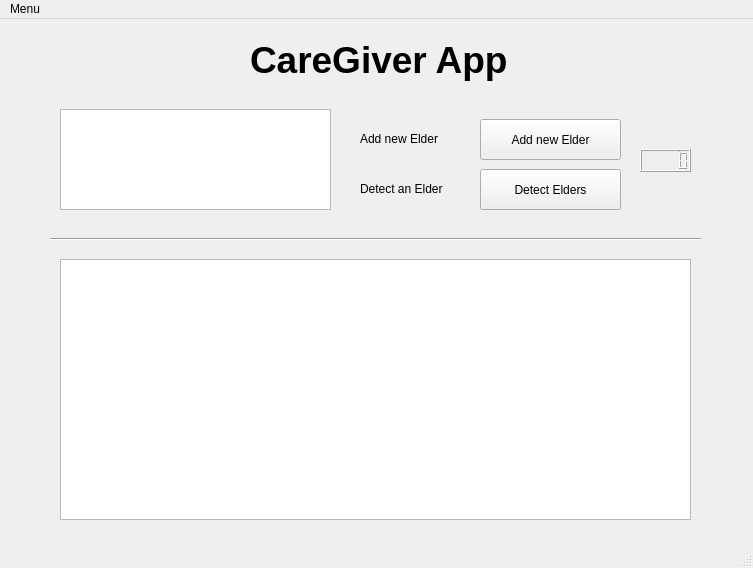
Old version of the form gui/home.ui in the repository cmadusankahw/caregiver-face-detection-python.
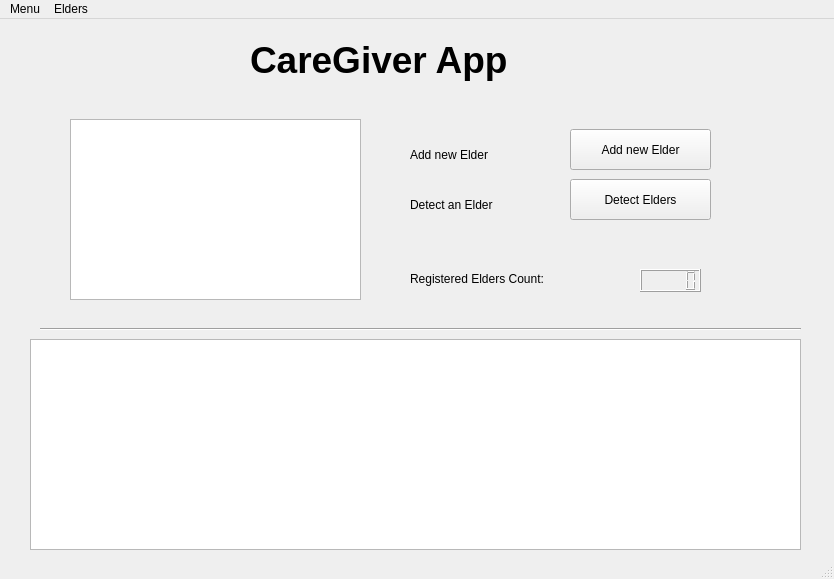
New version of the form.

```diff
--- a/gui/home.ui
+++ b/gui/home.ui
@@ -6,19 +6,40 @@
    <rect>
     <x>0</x>
     <y>0</y>
-    <width>753</width>
-    <height>568</height>
+    <width>834</width>
+    <height>579</height>
    </rect>
   </property>
+  <property name="sizePolicy">
+   <sizepolicy hsizetype="Maximum" vsizetype="Maximum">
+    <horstretch>0</horstretch>
+    <verstretch>0</verstretch>
+   </sizepolicy>
+  </property>
+  <property name="maximumSize">
+   <size>
+    <width>16777212</width>
+    <height>16777215</height>
+   </size>
+  </property>
+  <property name="baseSize">
+   <size>
+    <width>0</width>
+    <height>0</height>
+   </size>
+  </property>
   <property name="windowTitle">
    <string>CareGiver Elder Home App</string>
   </property>
+  <property name="autoFillBackground">
+   <bool>true</bool>
+  </property>
   <widget class="QWidget" name="centralwidget">
    <widget class="QPushButton" name="pushButton">
     <property name="geometry">
      <rect>
-      <x>480</x>
-      <y>100</y>
+      <x>570</x>
+      <y>110</y>
       <width>141</width>
       <height>41</height>
      </rect>
@@ -30,8 +51,8 @@
    <widget class="QPushButton" name="pushButton_2">
     <property name="geometry">
      <rect>
-      <x>480</x>
-      <y>150</y>
+      <x>570</x>
+      <y>160</y>
       <width>141</width>
       <height>41</height>
      </rect>
@@ -43,9 +64,9 @@
    <widget class="Line" name="line">
     <property name="geometry">
      <rect>
-      <x>50</x>
-      <y>210</y>
-      <width>651</width>
+      <x>40</x>
+      <y>300</y>
+      <width>761</width>
       <height>20</height>
      </rect>
     </property>
@@ -56,10 +77,10 @@
    <widget class="QLabel" name="label">
     <property name="geometry">
      <rect>
-      <x>360</x>
-      <y>110</y>
-      <width>101</width>
-      <height>20</height>
+      <x>410</x>
+      <y>120</y>
+      <width>111</width>
+      <height>31</height>
      </rect>
     </property>
     <property name="text">
@@ -69,10 +90,10 @@
    <widget class="QLabel" name="label_2">
     <property name="geometry">
      <rect>
-      <x>360</x>
-      <y>160</y>
-      <width>101</width>
-      <height>20</height>
+      <x>410</x>
+      <y>170</y>
+      <width>121</width>
+      <height>31</height>
      </rect>
     </property>
     <property name="text">
@@ -82,10 +103,10 @@
    <widget class="QTableView" name="tableView">
     <property name="geometry">
      <rect>
-      <x>60</x>
-      <y>240</y>
-      <width>631</width>
-      <height>261</height>
+      <x>30</x>
+      <y>320</y>
+      <width>771</width>
+      <height>211</height>
      </rect>
     </property>
    </widget>
@@ -93,8 +114,8 @@
     <property name="geometry">
      <rect>
       <x>640</x>
-      <y>130</y>
-      <width>51</width>
+      <y>250</y>
+      <width>61</width>
       <height>23</height>
      </rect>
     </property>
@@ -122,21 +143,34 @@
    <widget class="QGraphicsView" name="graphicsView">
     <property name="geometry">
      <rect>
-      <x>60</x>
-      <y>90</y>
-      <width>271</width>
-      <height>101</height>
+      <x>70</x>
+      <y>100</y>
+      <width>291</width>
+      <height>181</height>
      </rect>
     </property>
    </widget>
+   <widget class="QLabel" name="label_4">
+    <property name="geometry">
+     <rect>
+      <x>410</x>
+      <y>250</y>
+      <width>191</width>
+      <height>20</height>
+     </rect>
+    </property>
+    <property name="text">
+     <string>Registered Elders Count: </string>
+    </property>
+   </widget>
   </widget>
   <widget class="QMenuBar" name="menubar">
    <property name="geometry">
     <rect>
      <x>0</x>
      <y>0</y>
-     <width>753</width>
-     <height>21</height>
+     <width>834</width>
+     <height>22</height>
     </rect>
    </property>
    <widget class="QMenu" name="menuMenu">
@@ -145,7 +179,15 @@
     </property>
     <addaction name="actionExit"/>
    </widget>
+   <widget class="QMenu" name="menuElders">
+    <property name="title">
+     <string>Elders</string>
+    </property>
+    <addaction name="actionAdd_New_Elder_to_System"/>
+    <addaction name="actionDetect_an_Elder"/>
+   </widget>
    <addaction name="menuMenu"/>
+   <addaction name="menuElders"/>
   </widget>
   <widget class="QStatusBar" name="statusbar"/>
   <action name="actionExit">
```
Left out of the diff: 14 changed lines with no effect on the pictures.
